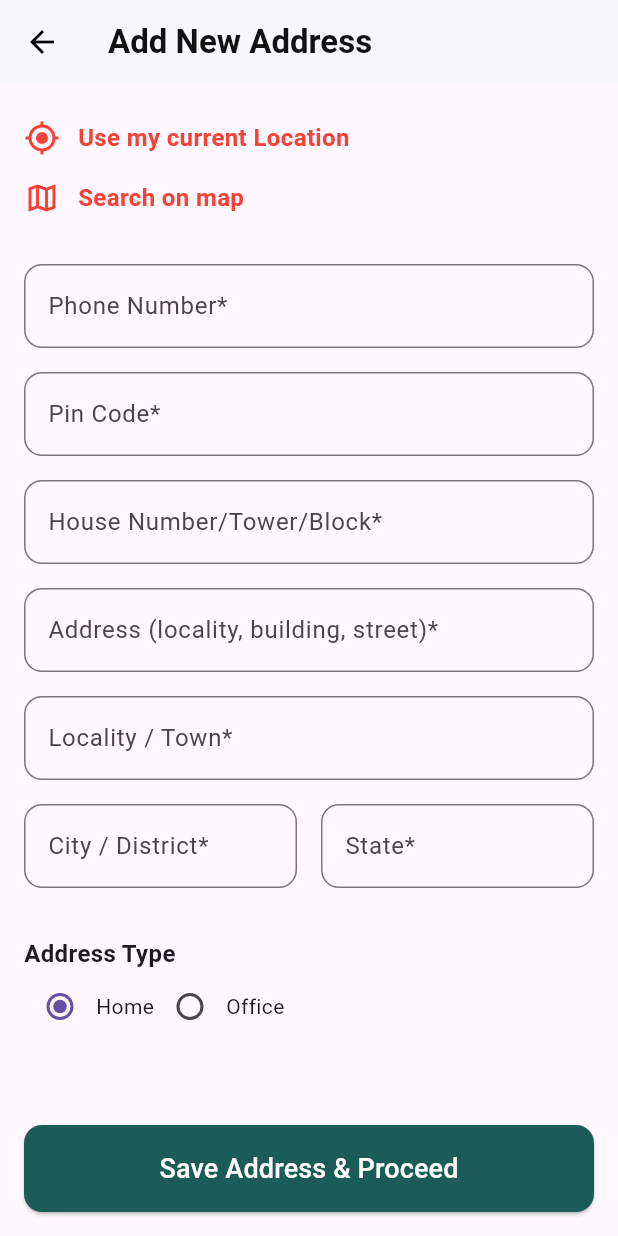
After one commit to MAHESWARI-ROUT/Penta-Restaurant-App, a Flutter app: the AddNewAddressPage screen opened directly, on a phone screen of 412 x 824 dp. The commit adds this screen. Run offline on Flutter 3.47's test engine with Material 3 defaults, Android fonts, the phone set to English and light mode, and no system bars; our stand-ins replace cached_network_image, dio, flutter_html, get, get_storage; accounts and stored records are empty.

Commit message:
addres page added

```diff
--- a/lib/main.dart
+++ b/lib/main.dart
@@ -1,6 +1,7 @@
 import 'package:flutter/material.dart';
 import 'package:get/get.dart';
 import 'package:get_storage/get_storage.dart';
+import 'package:penta_restaurant/controller/auth_controller.dart';
 import 'package:penta_restaurant/controller/favorite_controller.dart';
 import 'package:penta_restaurant/pages/preload_page.dart';
 
@@ -8,6 +9,7 @@ void main() async {
   WidgetsFlutterBinding.ensureInitialized();
   await GetStorage.init();
   Get.put(FavoriteController());
+  Get.put(AuthController());
   runApp(const MyApp());
 }
 
--- /dev/null
+++ b/lib/widgets/add_new_address_page.dart
@@ -0,0 +1,207 @@
+import 'package:flutter/material.dart';
+import 'package:get/get.dart';
+import 'package:penta_restaurant/commons/appcolors.dart';
+
+class AddNewAddressPage extends StatefulWidget {
+  const AddNewAddressPage({super.key});
+
+  @override
+  State<AddNewAddressPage> createState() => _AddNewAddressPageState();
+}
+
+class _AddNewAddressPageState extends State<AddNewAddressPage> {
+  final _formKey = GlobalKey<FormState>();
+
+  final _phoneController = TextEditingController();
+  final _pinCodeController = TextEditingController();
+  final _houseNumberController = TextEditingController();
+  final _addressLineController = TextEditingController();
+  final _localityController = TextEditingController();
+  final _cityController = TextEditingController();
+  final _stateController = TextEditingController();
+  String _addressType = 'Home';
+
+  @override
+  void dispose() {
+    _phoneController.dispose();
+    _pinCodeController.dispose();
+    _houseNumberController.dispose();
+    _addressLineController.dispose();
+    _localityController.dispose();
+    _cityController.dispose();
+    _stateController.dispose();
+    super.dispose();
+  }
+
+  void _saveAddressAndProceed() {
+    if (_formKey.currentState!.validate()) {
+      final fullAddress =
+          '${_houseNumberController.text}, ${_addressLineController.text}, ${_localityController.text}, ${_cityController.text}, ${_stateController.text} - ${_pinCodeController.text}';
+
+      Get.back(
+        result: {'address': fullAddress, 'phone': _phoneController.text},
+      );
+    }
+  }
+
+  @override
+  Widget build(BuildContext context) {
+    return Scaffold(
+      appBar: AppBar(
+        title: Text(
+          'Add New Address',
+          style: TextStyle(color: AppColors.black, fontWeight: FontWeight.bold),
+        ),
+        backgroundColor: Colors.white,
+        elevation: 1,
+        iconTheme: const IconThemeData(color: Colors.black),
+      ),
+      body: SingleChildScrollView(
+        padding: const EdgeInsets.all(16.0),
+        child: Form(
+          key: _formKey,
+          child: Column(
+            crossAxisAlignment: CrossAxisAlignment.start,
+            children: [
+              _buildLocationOption(
+                icon: Icons.my_location,
+                text: 'Use my current Location',
+              ),
+              _buildLocationOption(
+                icon: Icons.map_outlined,
+                text: 'Search on map',
+              ),
+              const SizedBox(height: 24),
+
+              TextFormField(
+                controller: _phoneController,
+                decoration: _buildInputDecoration('Phone Number*'),
+                keyboardType: TextInputType.phone,
+                validator: (value) =>
+                    value!.isEmpty ? 'Please enter a phone number' : null,
+              ),
+              const SizedBox(height: 16),
+              TextFormField(
+                controller: _pinCodeController,
+                decoration: _buildInputDecoration('Pin Code*'),
+                keyboardType: TextInputType.number,
+                validator: (value) =>
+                    value!.isEmpty ? 'Please enter a pin code' : null,
+              ),
+              const SizedBox(height: 16),
+              TextFormField(
+                controller: _houseNumberController,
+                decoration: _buildInputDecoration('House Number/Tower/Block*'),
+                validator: (value) =>
+                    value!.isEmpty ? 'Please enter a house number' : null,
+              ),
+              const SizedBox(height: 16),
+              TextFormField(
+                controller: _addressLineController,
+                decoration: _buildInputDecoration(
+                  'Address (locality, building, street)*',
+                ),
+                validator: (value) =>
+                    value!.isEmpty ? 'Please enter an address' : null,
+              ),
+              const SizedBox(height: 16),
+              TextFormField(
+                controller: _localityController,
+                decoration: _buildInputDecoration('Locality / Town*'),
+                validator: (value) =>
+                    value!.isEmpty ? 'Please enter a locality' : null,
+              ),
+              const SizedBox(height: 16),
+              Row(
+                children: [
+                  Expanded(
+                    child: TextFormField(
+                      controller: _cityController,
+                      decoration: _buildInputDecoration('City / District*'),
+                      validator: (value) =>
+                          value!.isEmpty ? 'Please enter a city' : null,
+                    ),
+                  ),
+                  const SizedBox(width: 16),
+                  Expanded(
+                    child: TextFormField(
+                      controller: _stateController,
+                      decoration: _buildInputDecoration('State*'),
+                      validator: (value) =>
+                          value!.isEmpty ? 'Please enter a state' : null,
+                    ),
+                  ),
+                ],
+              ),
+              const SizedBox(height: 32),
+              const Text(
+                'Address Type',
+                style: TextStyle(fontSize: 16, fontWeight: FontWeight.bold),
+              ),
+              Row(
+                children: [
+                  Radio<String>(
+                    value: 'Home',
+                    groupValue: _addressType,
+                    onChanged: (value) => setState(() => _addressType = value!),
+                  ),
+                  const Text('Home'),
+                  Radio<String>(
+                    value: 'Office',
+                    groupValue: _addressType,
+                    onChanged: (value) => setState(() => _addressType = value!),
+                  ),
+                  const Text('Office'),
+                ],
+              ),
+            ],
+          ),
+        ),
+      ),
+      bottomNavigationBar: Padding(
+        padding: const EdgeInsets.all(16.0),
+        child: ElevatedButton(
+          style: ElevatedButton.styleFrom(
+            backgroundColor: AppColors.darkGreen,
+            padding: const EdgeInsets.symmetric(vertical: 16),
+            shape: RoundedRectangleBorder(
+              borderRadius: BorderRadius.circular(12),
+            ),
+          ),
+          onPressed: _saveAddressAndProceed,
+          child: const Text(
+            'Save Address & Proceed',
+            style: TextStyle(fontSize: 18, color: Colors.white),
+          ),
+        ),
+      ),
+    );
+  }
+
+  Widget _buildLocationOption({required IconData icon, required String text}) {
+    return Padding(
+      padding: const EdgeInsets.symmetric(vertical: 8.0),
+      child: Row(
+        children: [
+          Icon(icon, color: Colors.red),
+          const SizedBox(width: 12),
+          Text(
+            text,
+            style: const TextStyle(
+              color: Colors.red,
+              fontWeight: FontWeight.bold,
+              fontSize: 16,
+            ),
+          ),
+        ],
+      ),
+    );
+  }
+
+  InputDecoration _buildInputDecoration(String label) {
+    return InputDecoration(
+      labelText: label,
+      border: OutlineInputBorder(borderRadius: BorderRadius.circular(12)),
+    );
+  }
+}
```
Also changed, not shown: lib/pages/my_order_page.dart (+98 -16 lines), lib/pages/tabs/cart_page.dart (+69 -113 lines), lib/pages/tabs/home_tab.dart (+4 -6 lines), lib/services/order_service.dart (+18 -17 lines), lib/widgets/address_bottom_sheet.dart (deleted, +0 -72 lines).
